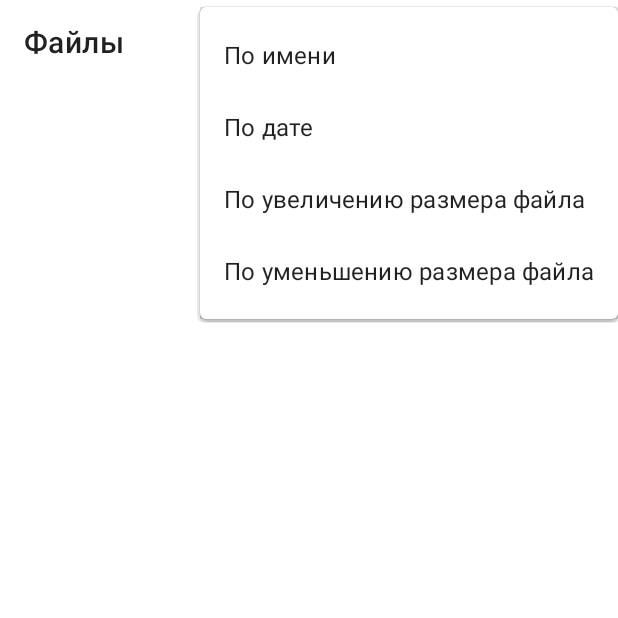
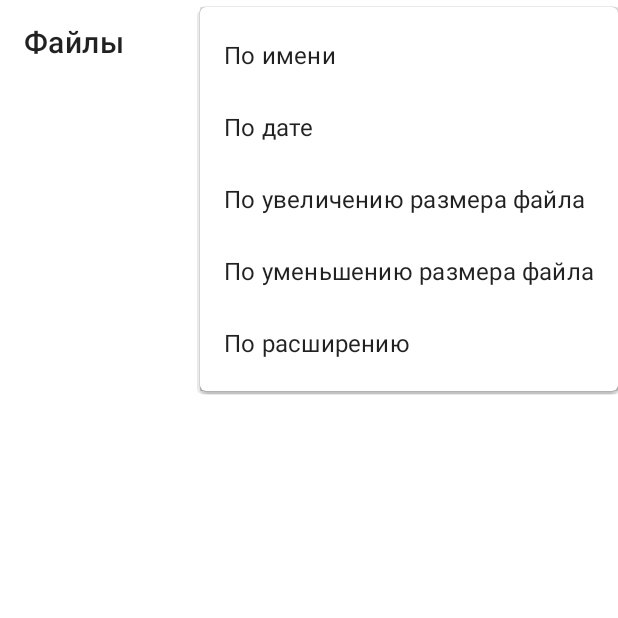
Before and after one commit to o97b/VkFileViewer, an Android app: the FileListFragment screen opened through its navigation route, after a tap on "SORT", on a phone screen of 412 x 824 dp, the top half of it. Run offline under Robolectric (Android 15) with nearby library versions, the phone set to English and light mode, and no system bars; our stand-ins replace Dagger/Hilt's generated code, Room's generated code; 1 statement that could not run was skipped.

Commit message:
Add sort by file extension

```diff
--- a/fileList/src/main/java/com/example/filelist/ui/FileListFragment.kt
+++ b/fileList/src/main/java/com/example/filelist/ui/FileListFragment.kt
@@ -152,6 +152,10 @@ class FileListFragment: Fragment(R.layout.file_list_fragment) {
                 fileListViewModel.sortList(SortingMode.SIZE_DECREASE)
                 true
             }
+            R.id.sort_by_size_extension -> {
+                fileListViewModel.sortList(SortingMode.EXTENSION)
+                true
+            }
             else -> super.onOptionsItemSelected(item)
         }
     }
--- a/fileList/src/main/res/menu/toolbar_menu.xml
+++ b/fileList/src/main/res/menu/toolbar_menu.xml
@@ -25,6 +25,9 @@
             <item
                 android:id="@+id/sort_by_size_decrease"
                 android:title="@string/sort_by_size_decrease" />
+            <item
+                android:id="@+id/sort_by_size_extension"
+                android:title="@string/sort_by_extension" />
         </menu>
     </item>
 
--- a/fileList/src/main/res/values/strings.xml
+++ b/fileList/src/main/res/values/strings.xml
@@ -7,4 +7,5 @@
     <string name="sort_by_size">"По увеличению размера файла"</string>
     <string name="sort_by_size_decrease">По уменьшению размера файла</string>
     <string name="toolbar_title">Файлы</string>
+    <string name="sort_by_extension">По расширению</string>
 </resources>
```
